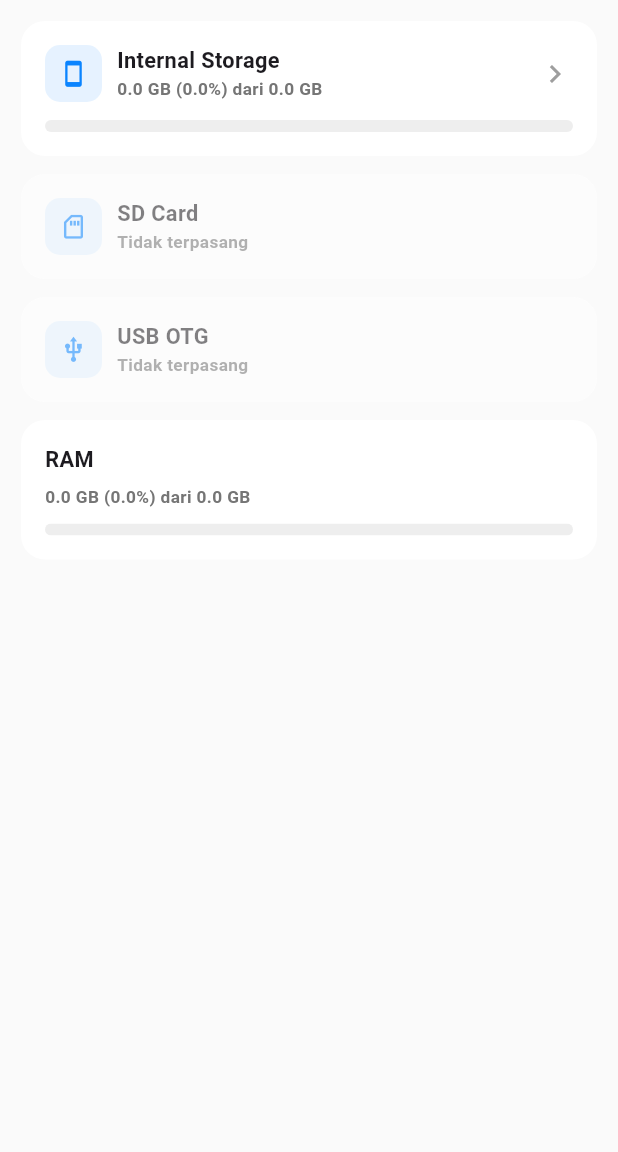
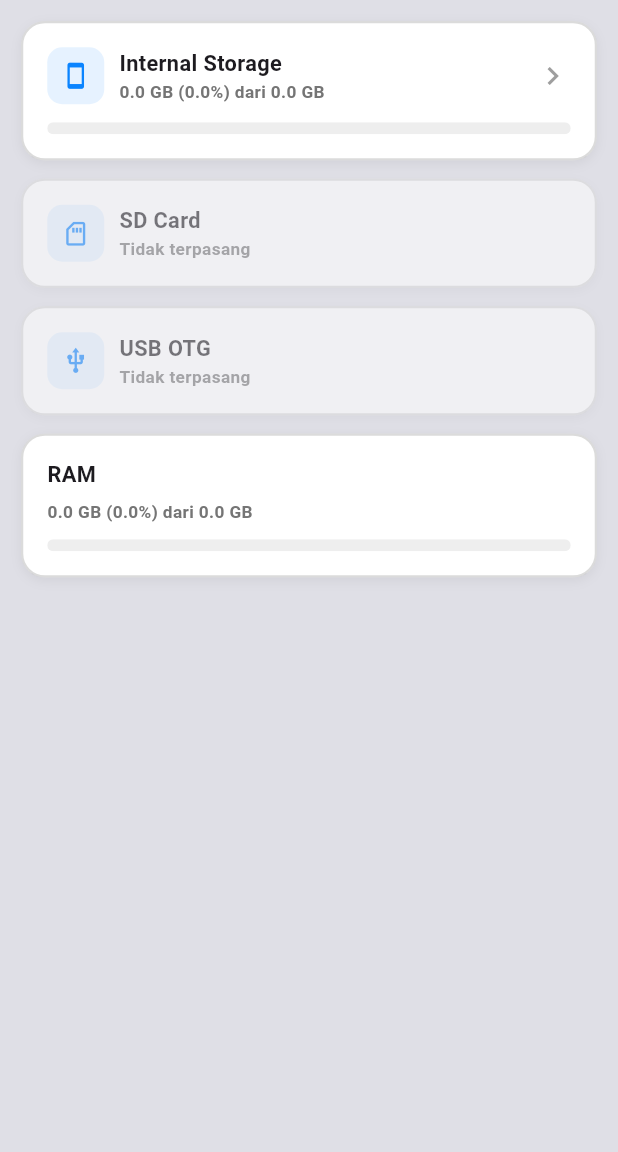
Before and after one commit to arda82/dalx_fm, a Flutter app: the screen it shows after launch, on a phone screen of 412 x 824 dp, the part 84-1236 px from its top. Run offline on Flutter 3.47's test engine with Material 3 defaults, Android fonts, the phone set to English and light mode, and no system bars; our stand-ins replace flutter_riverpod, just_audio, permission_handler, photo_view, share_plus, shared_preferences and 1 more; missing offline and left inert: excel, flutter_pdfview, pluto_grid, re_editor, re_highlight, sqlite3.

Commit message:
layar awal

```diff
--- a/lib/features/storage_overview/storage_overview_screen.dart
+++ b/lib/features/storage_overview/storage_overview_screen.dart
@@ -295,6 +295,24 @@ class _StorageCard extends StatelessWidget {
       decoration: BoxDecoration(
         color: Theme.of(context).cardColor,
         borderRadius: BorderRadius.circular(16),
+        // Kontras background-vs-card dinaikkan (permintaan Damar,
+        // hasil mockup interaktif) — border tipis + shadow halus
+        // biar batas card jelas tanpa shadow tebal yang norak.
+        border: Border.all(
+          color: Theme.of(context).brightness == Brightness.dark
+              ? Colors.white.withOpacity(0.12)
+              : Colors.black.withOpacity(0.14),
+          width: 1.5,
+        ),
+        boxShadow: [
+          BoxShadow(
+            color: Theme.of(context).brightness == Brightness.dark
+                ? Colors.black.withOpacity(0.3)
+                : Colors.black.withOpacity(0.06),
+            blurRadius: 6,
+            offset: const Offset(0, 2),
+          ),
+        ],
       ),
       child: Column(
         crossAxisAlignment: CrossAxisAlignment.start,
@@ -385,6 +403,24 @@ class _ExternalStorageCard extends StatelessWidget {
         decoration: BoxDecoration(
           color: Theme.of(context).cardColor,
           borderRadius: BorderRadius.circular(16),
+          // Kontras background-vs-card dinaikkan (permintaan Damar,
+          // hasil mockup interaktif) — border tipis + shadow halus
+          // biar batas card jelas tanpa shadow tebal yang norak.
+          border: Border.all(
+            color: Theme.of(context).brightness == Brightness.dark
+                ? Colors.white.withOpacity(0.12)
+                : Colors.black.withOpacity(0.14),
+            width: 1.5,
+          ),
+          boxShadow: [
+            BoxShadow(
+              color: Theme.of(context).brightness == Brightness.dark
+                  ? Colors.black.withOpacity(0.3)
+                  : Colors.black.withOpacity(0.06),
+              blurRadius: 6,
+              offset: const Offset(0, 2),
+            ),
+          ],
         ),
         child: Column(
           crossAxisAlignment: CrossAxisAlignment.start,
@@ -450,6 +486,24 @@ class _RamCard extends StatelessWidget {
       decoration: BoxDecoration(
         color: Theme.of(context).cardColor,
         borderRadius: BorderRadius.circular(16),
+        // Kontras background-vs-card dinaikkan (permintaan Damar,
+        // hasil mockup interaktif) — border tipis + shadow halus
+        // biar batas card jelas tanpa shadow tebal yang norak.
+        border: Border.all(
+          color: Theme.of(context).brightness == Brightness.dark
+              ? Colors.white.withOpacity(0.12)
+              : Colors.black.withOpacity(0.14),
+          width: 1.5,
+        ),
+        boxShadow: [
+          BoxShadow(
+            color: Theme.of(context).brightness == Brightness.dark
+                ? Colors.black.withOpacity(0.3)
+                : Colors.black.withOpacity(0.06),
+            blurRadius: 6,
+            offset: const Offset(0, 2),
+          ),
+        ],
       ),
       child: Column(
         crossAxisAlignment: CrossAxisAlignment.start,
@@ -492,6 +546,24 @@ class _DisabledStorageCard extends StatelessWidget {
         decoration: BoxDecoration(
           color: Theme.of(context).cardColor,
           borderRadius: BorderRadius.circular(16),
+          // Kontras background-vs-card dinaikkan (permintaan Damar,
+          // hasil mockup interaktif) — border tipis + shadow halus
+          // biar batas card jelas tanpa shadow tebal yang norak.
+          border: Border.all(
+            color: Theme.of(context).brightness == Brightness.dark
+                ? Colors.white.withOpacity(0.12)
+                : Colors.black.withOpacity(0.14),
+            width: 1.5,
+          ),
+          boxShadow: [
+            BoxShadow(
+              color: Theme.of(context).brightness == Brightness.dark
+                  ? Colors.black.withOpacity(0.3)
+                  : Colors.black.withOpacity(0.06),
+              blurRadius: 6,
+              offset: const Offset(0, 2),
+            ),
+          ],
         ),
         child: Row(
           children: [
--- a/lib/main.dart
+++ b/lib/main.dart
@@ -98,7 +98,7 @@ class DalXApp extends ConsumerWidget {
             onPrimary: Colors.white,
             secondary: dalxAccent,
             onSecondary: Colors.white,
-            surface: Color(0xFF161616),
+            surface: Color(0xFF1C1C1C),
             onSurface: Color(0xFFF2F2F2),
             surfaceContainerHighest: Color(0xFF232323),
             onSurfaceVariant: Color(0xFFC7C7C7),
@@ -124,7 +124,28 @@ class DalXApp extends ConsumerWidget {
       brightness: brightness,
       useMaterial3: true,
       colorScheme: colorScheme,
-      scaffoldBackgroundColor: isDark ? const Color(0xFF0F0F0F) : const Color(0xFFFAFAFA),
+      scaffoldBackgroundColor: isDark ? const Color(0xFF090909) : const Color(0xFFDFDFE6),
+      // Kontras background-vs-card dinaikkan (permintaan Damar, hasil
+      // mockup interaktif) — sebelumnya cuma beda beberapa poin RGB
+      // (nyaris nggak kelihatan di device asli), sekarang background
+      // digelapin/diterangin lebih jauh dari surface (card) DITAMBAH
+      // border tipis + shadow halus, biar batas card jelas tanpa perlu
+      // shadow tebal yang norak. Diterapkan lewat cardTheme di sini
+      // (bukan per-screen) supaya SEMUA Card() di seluruh app dapet
+      // treatment yang sama otomatis, konsisten.
+      cardTheme: CardThemeData(
+        elevation: isDark ? 2 : 1,
+        color: colorScheme.surface,
+        surfaceTintColor: Colors.transparent, // cegah M3 nge-tint warna card otomatis, kita pilih warna manual
+        shadowColor: isDark ? Colors.black.withOpacity(0.3) : Colors.black.withOpacity(0.06),
+        shape: RoundedRectangleBorder(
+          borderRadius: BorderRadius.circular(14),
+          side: BorderSide(
+            color: isDark ? Colors.white.withOpacity(0.12) : Colors.black.withOpacity(0.14),
+            width: 1.5,
+          ),
+        ),
+      ),
       fontFamily: 'Poppins',
       // Font default Poppins Regular (w400) kelihatan tipis di layar
       // kecil — dinaikkan ke w500 (Medium) buat body text & w600
```
